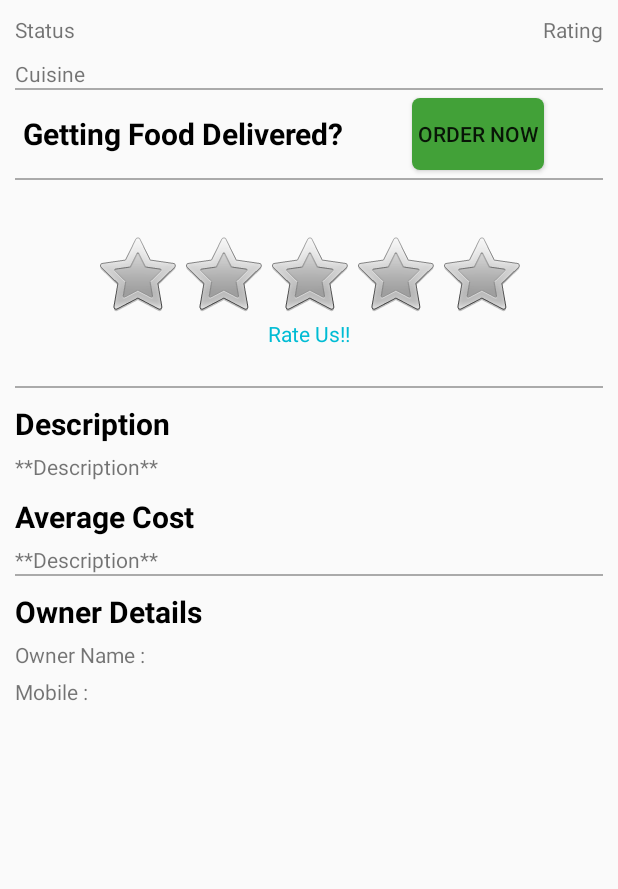
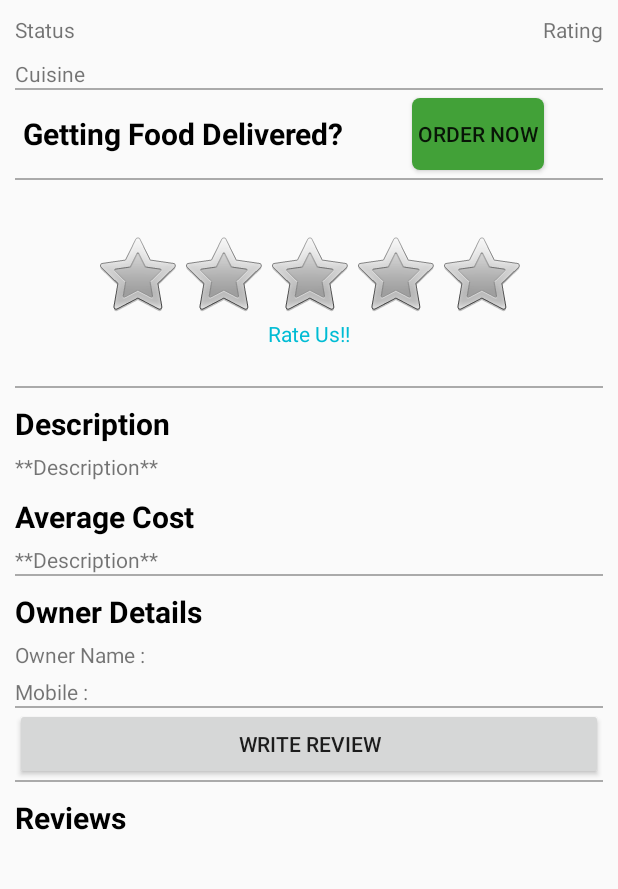
Before and after one commit to NitinWithin/Streetoo, an Android app: the VendorInfoActivity screen opened directly, with no data from a screen before it, on a phone screen of 412 x 824 dp, the part 270-1159 px from its top. Run offline under Robolectric (Android 15) with nearby library versions, the phone set to English and light mode, and no system bars; libraries missing offline, so code that uses them is left out: com.microsoft.windowsazure; network calls fail; 6 statements that could not run were skipped.

Commit message:
ISSUE: Blank SCreen still exists. ISSUE: User Review not inserted.

```diff
--- a/app/src/main/AndroidManifest.xml
+++ b/app/src/main/AndroidManifest.xml
@@ -68,7 +68,8 @@
                 -->
             </intent-filter>
         </activity>
-        <activity android:name=".OnlineOrderActivity"></activity>
+        <activity android:name=".OnlineOrderActivity" />
+        <activity android:name=".WriteReviewActivity"></activity>
     </application>
 
 </manifest>
--- a/app/src/main/java/com/example/nitinwithin/streetoo/MapsActivity.java
+++ b/app/src/main/java/com/example/nitinwithin/streetoo/MapsActivity.java
@@ -99,6 +99,7 @@ public class MapsActivity extends AppCompatActivity implements OnMapReadyCallbac
         mMap.setMyLocationEnabled(true);
         mMap.getUiSettings().setMyLocationButtonEnabled(false);
 
+
         init();
     }
 
@@ -133,6 +134,9 @@ public class MapsActivity extends AppCompatActivity implements OnMapReadyCallbac
 
         //getLocationPermission();
         initMap();
+
+        mGps.setFocusable(true);
+        mGps.requestFocus();
 
     }
 
@@ -314,7 +318,6 @@ public class MapsActivity extends AppCompatActivity implements OnMapReadyCallbac
         Log.d(TAG, "initMap: initializing map");
 
         SupportMapFragment mapFragment = (SupportMapFragment) getSupportFragmentManager().findFragmentById(R.id.map);
-
         mapFragment.getMapAsync(MapsActivity.this);
     }
 
--- a/app/src/main/java/com/example/nitinwithin/streetoo/VendorInfoActivity.java
+++ b/app/src/main/java/com/example/nitinwithin/streetoo/VendorInfoActivity.java
@@ -12,6 +12,7 @@ import android.support.v7.app.AppCompatActivity;
 import android.support.v7.widget.ActionBarContainer;
 import android.support.v7.widget.Toolbar;
 import android.util.Log;
+import android.view.View;
 import android.widget.Button;
 import android.widget.RatingBar;
 import android.widget.TextView;
@@ -49,14 +50,16 @@ public class VendorInfoActivity extends AppCompatActivity implements Serializabl
     private TextView statusTextView, ratingTextView, cuisineTextView, rateUsTextView, avgCost;
     private TextView vendorOwnerTextView, vendorContactTextView, vendorDescriptionView;
     private RatingBar vendorRatingbar;
-    private Button OnlineOrderButton;
+    private Button OnlineOrderButton, WriteReviewButton;
     private Toolbar toolbar;
+
 
     CollapsingToolbarLayout toolbarLayout;
     private String pathToAppFolder;
     private String filePath;
     private String userID;
     private String username;
+    private float ratingvalue;
 
 
     @SuppressLint("RestrictedApi")
@@ -82,11 +85,15 @@ public class VendorInfoActivity extends AppCompatActivity implements Serializabl
         rateUsTextView = findViewById(R.id.RatingtextView);
         vendorDescriptionView = findViewById(R.id.vendorDescriptionView);
         avgCost = findViewById(R.id.avgView);
-
+        WriteReviewButton = findViewById(R.id.ReviewButton);
 
         pathToAppFolder = getExternalFilesDir(null).getAbsolutePath();
+        filePath = pathToAppFolder + "/review.txt";
+        toolbar.setFocusable(true);
+        toolbar.requestFocus();
 
-        filePath = pathToAppFolder + "/review.txt";
+        statusTextView.setFocusable(true);
+        statusTextView.requestFocus();
 
         try {
             mobileServiceClient =new MobileServiceClient(
@@ -101,6 +108,7 @@ public class VendorInfoActivity extends AppCompatActivity implements Serializabl
         ratingBarChange();
         onlineFoodOrder();
         fetchReviewData();
+        writeReview();
     }
 
     @Override
@@ -166,7 +174,8 @@ public class VendorInfoActivity extends AppCompatActivity implements Serializabl
             @Override
             public void onRatingChanged(RatingBar ratingBar, float rating, boolean fromUser) {
                 rateUsTextView.setText("Thank you for Rating us!!");
-              CheckUserRating();
+              //CheckUserRating();
+                ratingvalue = vendorRatingbar.getRating();
             }
         });
     }
@@ -357,4 +366,20 @@ public class VendorInfoActivity extends AppCompatActivity implements Serializabl
         }
 
     }
+
+    private void writeReview()
+    {
+        WriteReviewButton.setOnClickListener(new View.OnClickListener() {
+            @Override
+            public void onClick(View view) {
+                Intent intent = new Intent(VendorInfoActivity.this, WriteReviewActivity.class);
+                intent.putExtra("userID",userID);
+                intent.putExtra("username",username);
+                intent.putExtra("vendorid",vendorinfo);
+                intent.putExtra("rating",ratingvalue);
+                startActivity(intent);
+                finish();
+            }
+        });
+    }
 }
--- a/app/src/main/res/layout/content_vendor_info.xml
+++ b/app/src/main/res/layout/content_vendor_info.xml
@@ -169,12 +169,34 @@
             android:text="Mobile : "
             android:layout_marginTop="5dp"/>
 
-        <!--<FrameLayout-->
-            <!--android:id="@+id/sample_content_fragment"-->
-            <!--android:layout_weight="2"-->
-            <!--android:layout_width="match_parent"-->
-            <!--android:layout_height="0px" />-->
+        <View
+            android:id="@+id/view2"
+            android:layout_width="match_parent"
+            android:layout_height="1dp"
+            android:background="@android:color/darker_gray" />
 
+        <Button
+            android:id="@+id/ReviewButton"
+            android:layout_width="match_parent"
+            android:layout_height="wrap_content"
+
+            android:text="Write Review"/>
+
+        <View
+            android:id="@+id/view23"
+            android:layout_width="match_parent"
+            android:layout_height="1dp"
+            android:background="@android:color/darker_gray" />
+
+        <TextView
+            android:id="@+id/ReviewTitle"
+            android:layout_width="match_parent"
+            android:layout_height="wrap_content"
+            android:text="Reviews"
+            android:textSize="20dp"
+            android:textStyle="bold"
+            android:textColor="#000000"
+            android:layout_marginTop="10dp"/>
         <fragment
             android:name="com.example.nitinwithin.streetoo.recyclerview.RecyclerViewFragment"
             android:layout_width="match_parent"
```
Also changed, not shown: app/src/main/java/com/example/nitinwithin/streetoo/WriteReviewActivity.java (added, +145 -0 lines), app/src/main/res/layout/activity_write_review.xml (added, +34 -0 lines), app/src/main/res/layout/user_review_holder.xml (+15 -2 lines).
